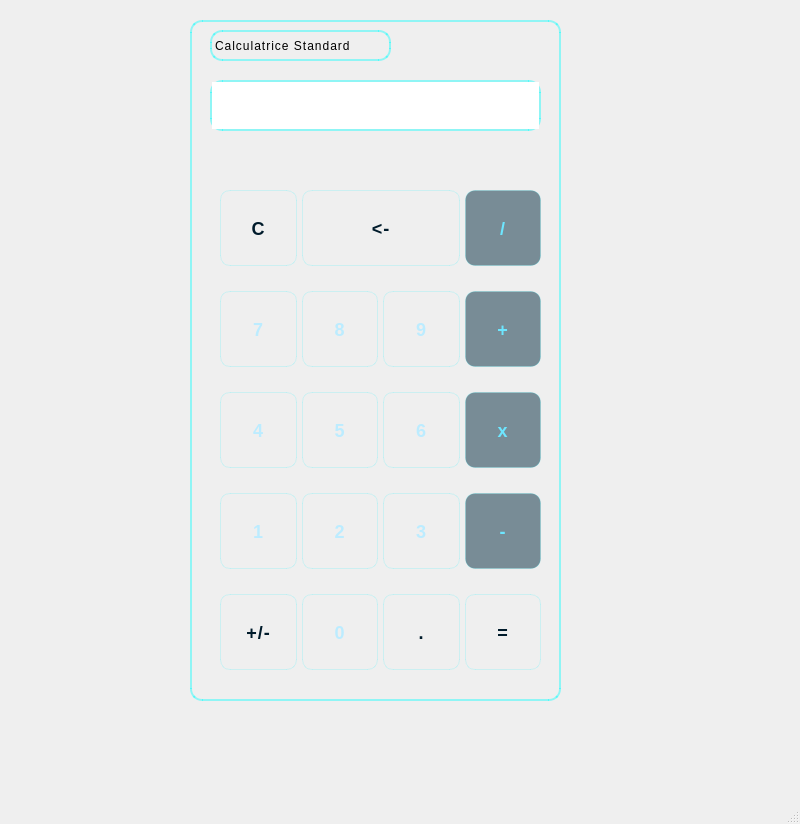
First picture: the form in mainwindow.ui, repository Freedeldev/Calculatrice-Qt, before the edit.
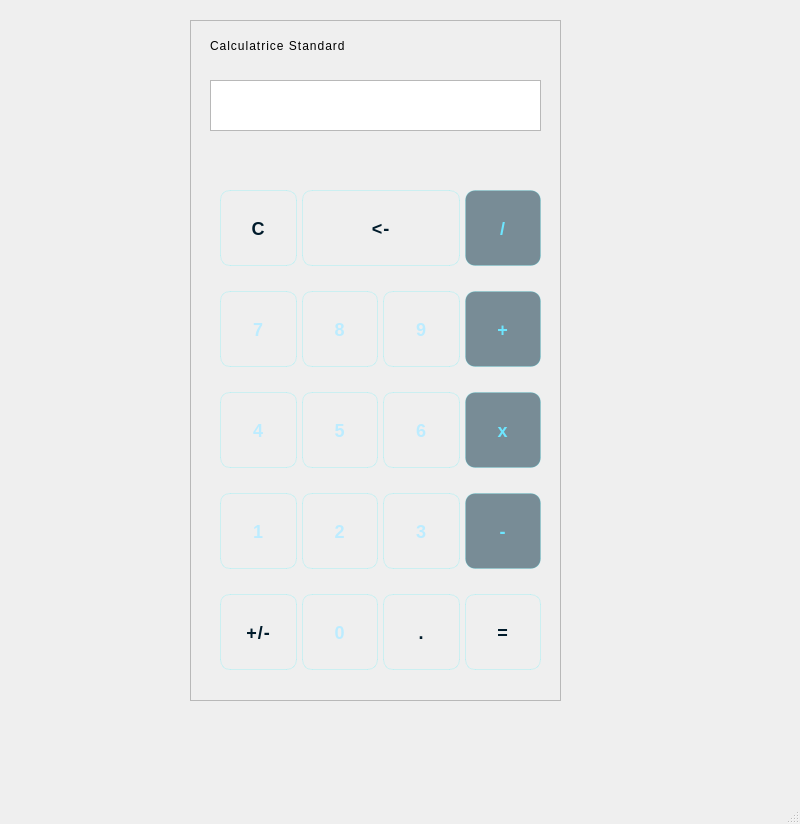
Second picture: the form after the edit.

```diff
--- a/mainwindow.ui
+++ b/mainwindow.ui
@@ -31,14 +31,7 @@
      </rect>
     </property>
     <property name="styleSheet">
-     <string notr="true">QFrame {
-    background: qlineargradient(x1:0, y1:0, x2:1, y2:1,
-        stop:0 rgba(0, 20, 40, 0.8), stop:1 rgba(0, 0, 0, 0.8));
-    border: 2px solid rgba(0, 255, 255, 0.4);
-    border-radius: 12px;
-    box-shadow: 0 0 20px rgba(0, 255, 255, 0.5);
-}
-</string>
+     <string notr="true"/>
     </property>
     <property name="frameShape">
      <enum>QFrame::Shape::StyledPanel</enum>
@@ -55,6 +48,9 @@
        <height>31</height>
       </rect>
      </property>
+     <property name="styleSheet">
+      <string notr="true"/>
+     </property>
      <property name="text">
       <string>Calculatrice Standard</string>
      </property>
@@ -70,13 +66,12 @@
      </property>
      <property name="styleSheet">
       <string notr="true">QLineEdit {
-    background: transparent;
+    background: rgb(2, 2, 2);
     border: none;
-    color: #00f6ff;
+    color: white;
     font-size: 32px;
     padding: 14px;
-    qproperty-frame: false;
-    selection-background-color: #00baff;
+    /*selection-background-color: #00baff;*/
 }</string>
      </property>
      <property name="readOnly">
```
